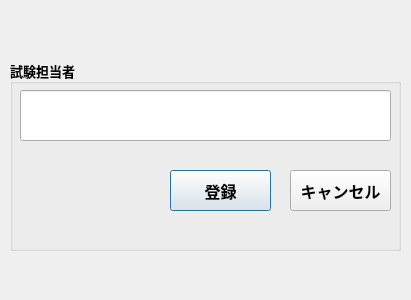
First picture: the form in userinfo.ui, repository TRINHVANKHAI/ProductTraceability, before the edit.
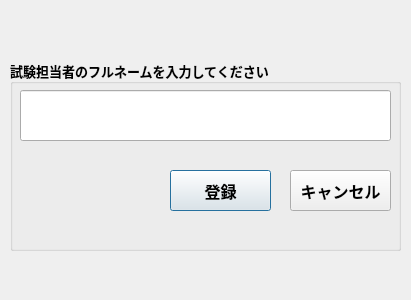
Second picture: the form after the edit.

```diff
--- a/userinfo.ui
+++ b/userinfo.ui
@@ -30,7 +30,7 @@
     </font>
    </property>
    <property name="title">
-    <string>試験担当者</string>
+    <string>試験担当者のフルネームを入力してください</string>
    </property>
    <widget class="QPushButton" name="regiserButton">
     <property name="geometry">
```
